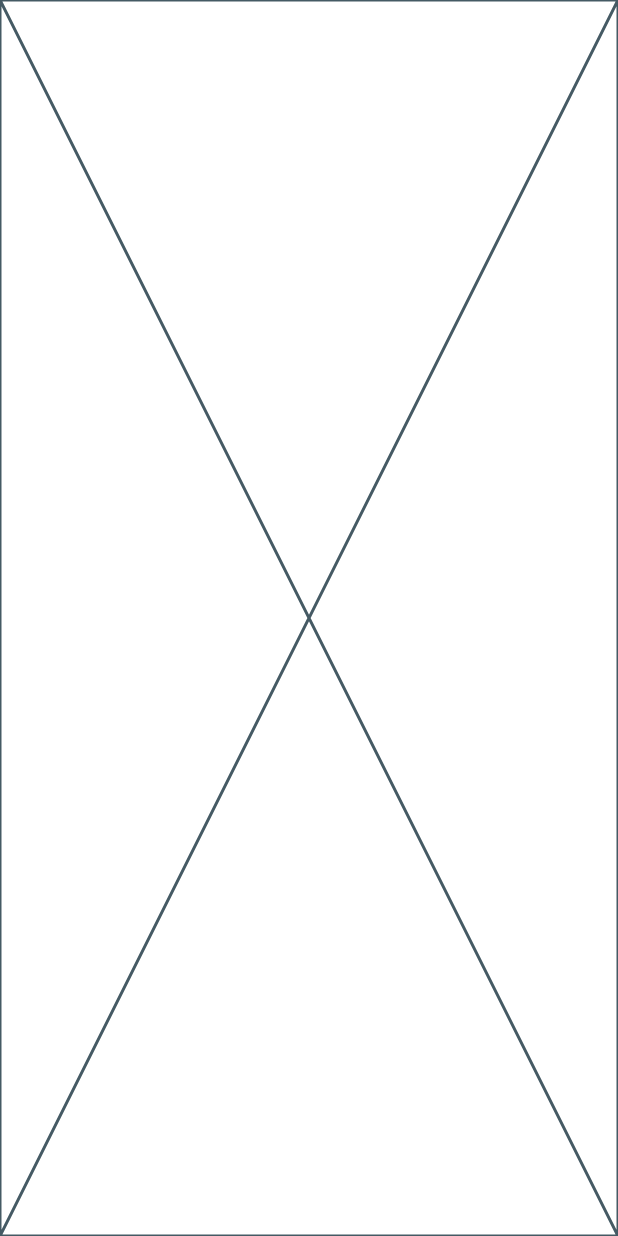
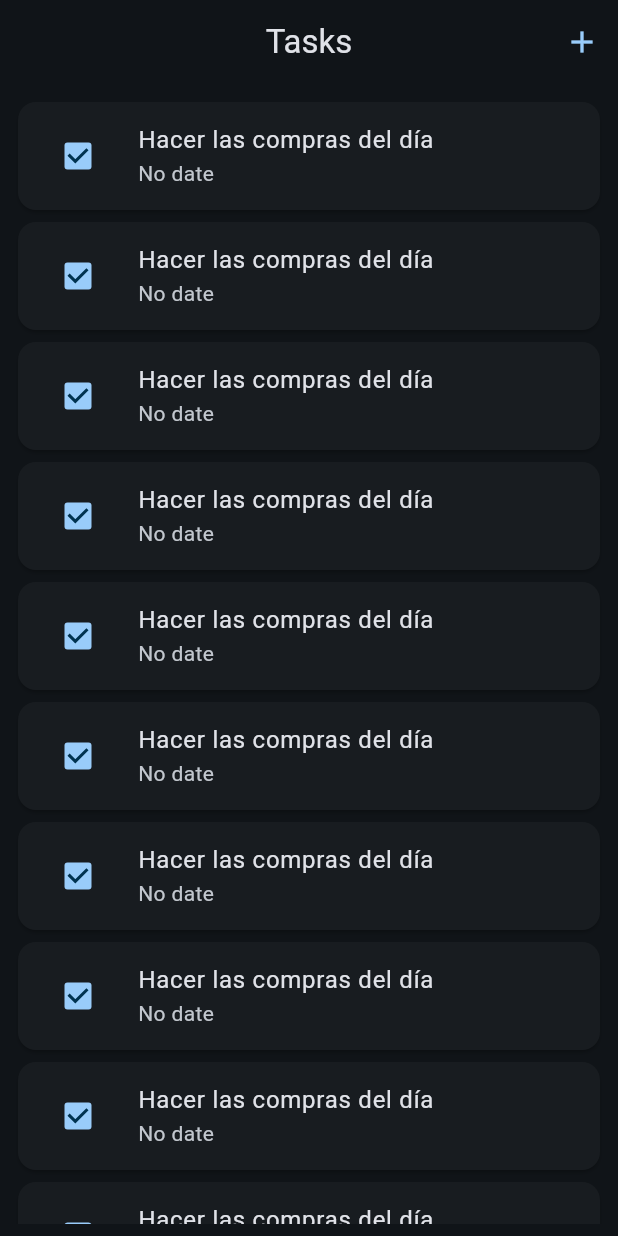
Before and after one commit to juddcito/flutter_task_manager, a Flutter app: the screen it shows after launch, on a phone screen of 412 x 824 dp. Run offline on Flutter 3.47's test engine with Material 3 defaults, Android fonts, the phone set to English and light mode, and no system bars; our stand-ins replace dio, go_router.

Commit message:
feat: add home screen

```diff
--- a/lib/config/theme/app_theme.dart
+++ b/lib/config/theme/app_theme.dart
@@ -7,7 +7,10 @@ class AppTheme {
   ThemeData getTheme() => ThemeData(
     useMaterial3: true,
     brightness: Brightness.dark,
-    colorSchemeSeed: const Color.fromARGB(255, 139, 198, 250)
+    colorSchemeSeed: const Color.fromARGB(255, 139, 198, 250),
+    appBarTheme: const AppBarTheme(
+      centerTitle: true
+    )
   );
 
 }
--- a/lib/data/mappers/task_mapper.dart
+++ b/lib/data/mappers/task_mapper.dart
@@ -6,8 +6,9 @@ class TaskMapper {
   // Método estático para mapear de TaskModel a Task
   static Task toEntity(TaskModel model) {
     return Task(
-      id: model.id,
+      id: model.id ?? 0,
       title: model.title,
+      isCompleted: model.isCompleted,
       date: model.date ?? '',
       comments: model.comments ?? '',
       description: model.description ?? '',
@@ -18,8 +19,9 @@ class TaskMapper {
   // Método estático para mapear de Task a TaskModel (si es necesario)
   static TaskModel toModel(Task entity) {
     return TaskModel(
-      id: entity.id,
+      id: entity.id ?? 0,
       title: entity.title,
+      isCompleted: entity.isCompleted,
       date: entity.date ?? '',
       comments: entity.comments ?? '',
       description: entity.description ?? '',
--- a/lib/domain/entities/task.dart
+++ b/lib/domain/entities/task.dart
@@ -2,16 +2,18 @@
 
 class Task {
 
-  int id;
+  int? id;
   String title;
+  int isCompleted;
   String? date;
   String? comments;
   String? description;
   List<String>? tag;
 
   Task({
-    required this.id,
+    this.id,
     required this.title,
+    required this.isCompleted,
     this.date,
     this.comments,
     this.description,
--- a/lib/presentation/screens/home_screen.dart
+++ b/lib/presentation/screens/home_screen.dart
@@ -1,12 +1,42 @@
 
 
 import 'package:flutter/material.dart';
+import 'package:flutter_task_manager/domain/entities/task.dart';
+import 'package:flutter_task_manager/presentation/widgets/task_tile.dart';
 
 class HomeScreen extends StatelessWidget {
   const HomeScreen({super.key});
 
   @override
   Widget build(BuildContext context) {
-    return const Placeholder();
+
+    final colors = Theme.of(context).colorScheme;
+
+    return Scaffold(
+      appBar: AppBar(
+        title: const Text('Tasks'),
+        actions: [
+          IconButton(
+            onPressed: () {},
+            color: colors.primary,
+            icon: const Icon(Icons.add)
+          )
+
+        ],
+      ),
+      body: Padding(
+        padding: const EdgeInsets.all(8.0),
+        child: ListView.builder(
+          itemBuilder:(context, index) {
+            final task = Task(
+              id: 2222,
+              title: 'Hacer las compras del día',
+              isCompleted: 1
+            );
+            return TaskTile(task: task);
+          },
+        ),
+      ),
+    );
   }
 }
--- /dev/null
+++ b/lib/presentation/widgets/task_tile.dart
@@ -0,0 +1,30 @@
+
+
+import 'package:flutter/material.dart';
+import 'package:flutter_task_manager/domain/entities/task.dart';
+
+class TaskTile extends StatelessWidget {
+
+  final Task task;
+
+  const TaskTile({
+    super.key,
+    required this.task
+  });
+
+  @override
+  Widget build(BuildContext context) {
+    return Card(
+      child: ListTile(
+        leading: Checkbox(
+          value: (task.isCompleted == 1),
+          onChanged:(value) {
+
+          },
+        ),
+        title: Text(task.title),
+        subtitle: Text(task.date ?? 'No date'),
+      ),
+    );
+  }
+}
```
Also changed, not shown: lib/data/models/task_model.dart (+6 -2 lines), 1 other file.
